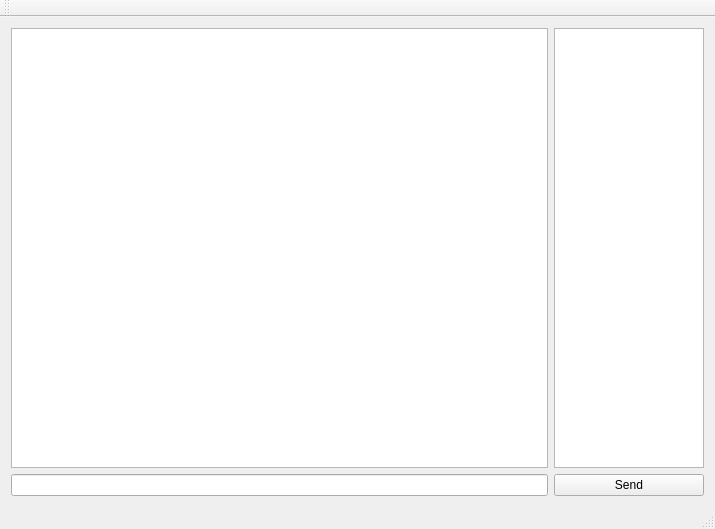
The window that chatqt/mainwindow.ui (marcdeop/pad) describes before a commit, drawn with Qt 5.
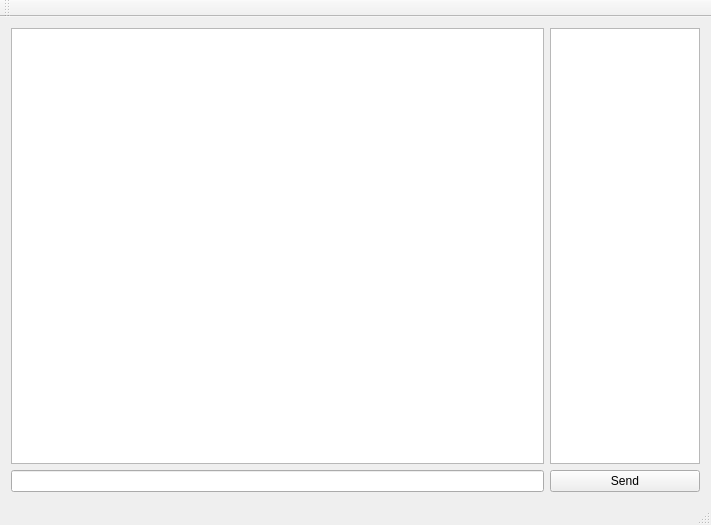
The same window after the commit.

The edit to the form file:
```diff
--- a/chatqt/mainwindow.ui
+++ b/chatqt/mainwindow.ui
@@ -6,8 +6,8 @@
    <rect>
     <x>0</x>
     <y>0</y>
-    <width>715</width>
-    <height>529</height>
+    <width>711</width>
+    <height>525</height>
    </rect>
   </property>
   <property name="windowTitle">
@@ -17,22 +17,6 @@
    <layout class="QGridLayout" name="gridLayout_4">
     <item row="0" column="0">
      <layout class="QGridLayout" name="gridLayout_3">
-      <item row="0" column="1">
-       <widget class="QListView" name="listView">
-        <property name="maximumSize">
-         <size>
-          <width>150</width>
-          <height>16777215</height>
-         </size>
-        </property>
-        <property name="baseSize">
-         <size>
-          <width>150</width>
-          <height>408</height>
-         </size>
-        </property>
-       </widget>
-      </item>
       <item row="0" column="0">
        <widget class="QTextBrowser" name="textBrowser"/>
       </item>
@@ -46,6 +30,22 @@
         </property>
        </widget>
       </item>
+      <item row="0" column="1">
+       <widget class="QListWidget" name="listWidget">
+        <property name="maximumSize">
+         <size>
+          <width>150</width>
+          <height>16777215</height>
+         </size>
+        </property>
+        <property name="baseSize">
+         <size>
+          <width>150</width>
+          <height>408</height>
+         </size>
+        </property>
+       </widget>
+      </item>
      </layout>
     </item>
    </layout>
```
Left out of the diff: 6 changed lines with no effect on the pictures.
